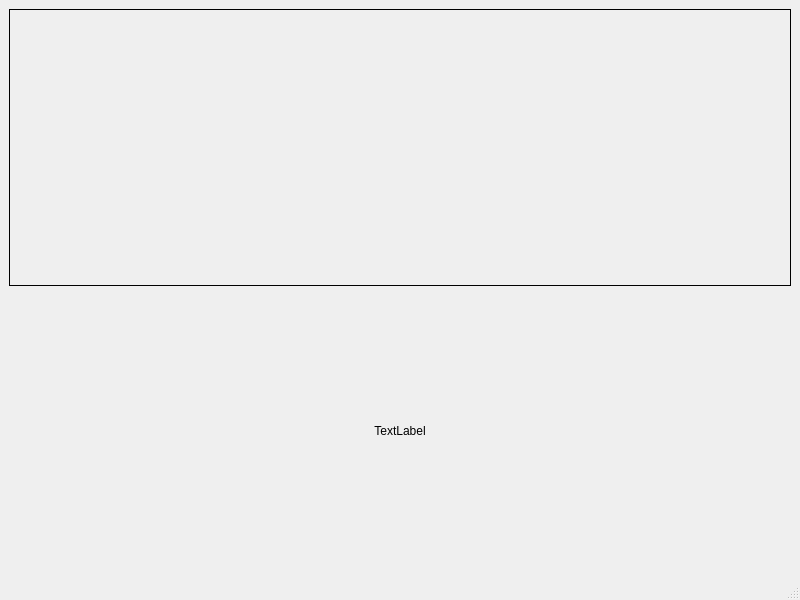
Before: the Qt Designer form src/mainwindow.ui in missglory/cvutil, drawn with Qt 5.
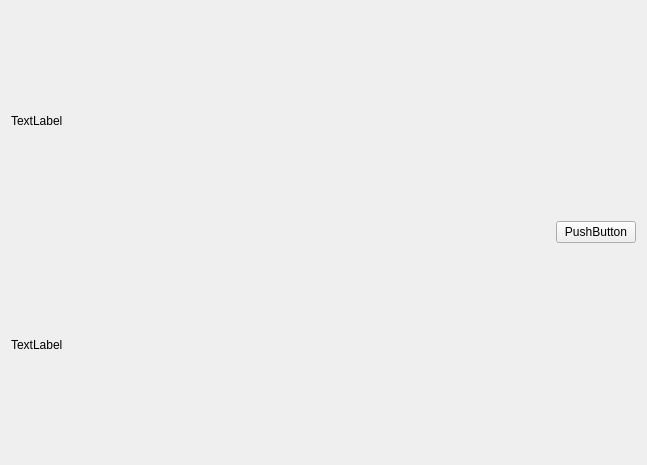
After: the same form once the commit is applied.

Diff of the .ui file:
```diff
--- a/src/mainwindow.ui
+++ b/src/mainwindow.ui
@@ -1,33 +1,28 @@
 <?xml version="1.0" encoding="UTF-8"?>
 <ui version="4.0">
  <class>MainWindow</class>
- <widget class="QMainWindow" name="MainWindow">
+ <widget class="QWidget" name="MainWindow">
   <property name="geometry">
    <rect>
     <x>0</x>
     <y>0</y>
-    <width>800</width>
-    <height>600</height>
+    <width>647</width>
+    <height>465</height>
    </rect>
   </property>
   <property name="windowTitle">
    <string>MainWindow</string>
   </property>
-  <widget class="QWidget" name="centralwidget">
+  <layout class="QHBoxLayout" name="horizontalLayout">
+   <item>
    <layout class="QVBoxLayout" name="verticalLayout">
+     <property name="sizeConstraint">
+      <enum>QLayout::SetMaximumSize</enum>
+     </property>
     <item>
      <widget class="QLabel" name="labelView">
-      <property name="contextMenuPolicy">
-       <enum>Qt::NoContextMenu</enum>
-      </property>
-      <property name="styleSheet">
-       <string notr="true">border: 1px solid;</string>
-      </property>
       <property name="text">
-       <string/>
-      </property>
-      <property name="alignment">
-       <set>Qt::AlignCenter</set>
+        <string>TextLabel</string>
       </property>
      </widget>
     </item>
@@ -36,24 +31,24 @@
       <property name="text">
        <string>TextLabel</string>
       </property>
-      <property name="alignment">
-       <set>Qt::AlignCenter</set>
-      </property>
      </widget>
     </item>
    </layout>
-  </widget>
-  <widget class="QMenuBar" name="menubar">
-   <property name="geometry">
-    <rect>
-     <x>0</x>
-     <y>0</y>
-     <width>800</width>
-     <height>21</height>
-    </rect>
-   </property>
-  </widget>
-  <widget class="QStatusBar" name="statusbar"/>
+   </item>
+   <item>
+    <widget class="QPushButton" name="pushButton">
+     <property name="sizePolicy">
+      <sizepolicy hsizetype="Fixed" vsizetype="Fixed">
+       <horstretch>0</horstretch>
+       <verstretch>0</verstretch>
+      </sizepolicy>
+     </property>
+     <property name="text">
+      <string>PushButton</string>
+     </property>
+    </widget>
+   </item>
+  </layout>
  </widget>
  <resources/>
  <connections/>
```
Left out of the diff: 2 changed lines with no effect on the pictures. Lines whose indentation alone changed are shown as unchanged.
